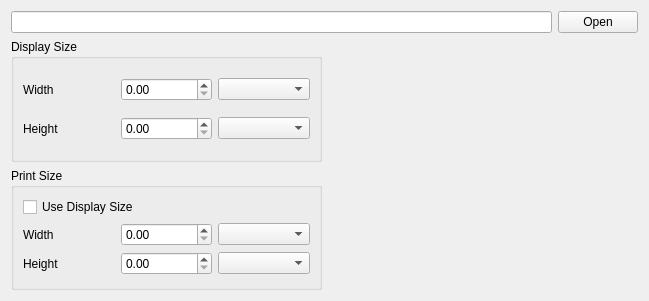
This is src/imagesettings.ui in KDE/cantor as Qt 5 draws it before an edit. The edited form follows.
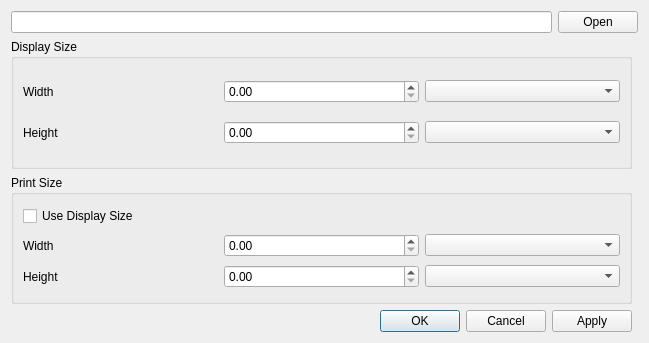
This is the edited form. Custom widgets are drawn as their Qt base class.

Commit message: Port KDialog to QDialog

Diff of the .ui file:
```diff
--- a/src/imagesettings.ui
+++ b/src/imagesettings.ui
@@ -7,7 +7,7 @@
     <x>0</x>
     <y>0</y>
     <width>649</width>
-    <height>301</height>
+    <height>343</height>
    </rect>
   </property>
   <property name="windowTitle">
@@ -111,9 +111,21 @@
      </layout>
     </widget>
    </item>
+   <item row="3" column="0">
+    <widget class="QDialogButtonBox" name="buttonBox">
+     <property name="standardButtons">
+      <set>QDialogButtonBox::Apply|QDialogButtonBox::Cancel|QDialogButtonBox::Ok</set>
+     </property>
+    </widget>
+   </item>
   </layout>
  </widget>
  <customwidgets>
+  <customwidget>
+   <class>KComboBox</class>
+   <extends>QComboBox</extends>
+   <header>kcombobox.h</header>
+  </customwidget>
   <customwidget>
    <class>KImageFilePreview</class>
    <extends>QWidget</extends>
@@ -124,11 +136,6 @@
    <extends>QLineEdit</extends>
    <header>klineedit.h</header>
   </customwidget>
-  <customwidget>
-   <class>KComboBox</class>
-   <extends>QComboBox</extends>
-   <header>kcombobox.h</header>
-  </customwidget>
  </customwidgets>
  <tabstops>
   <tabstop>pathEdit</tabstop>
```
The commit also changes 10 other files.
